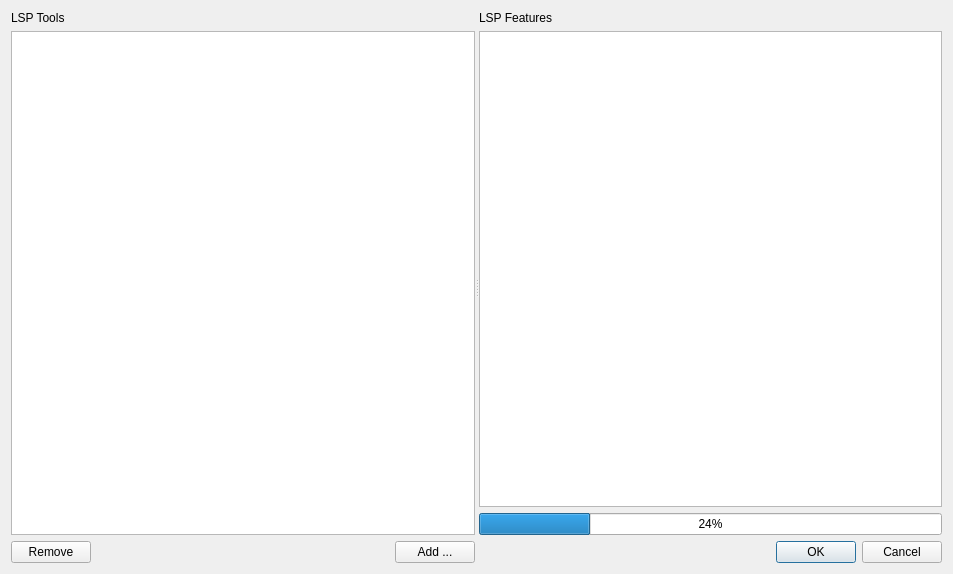
Above: ui/lsp_feature_setup_widget.ui from Toeger/SCE before the change. Below: the same form after it.
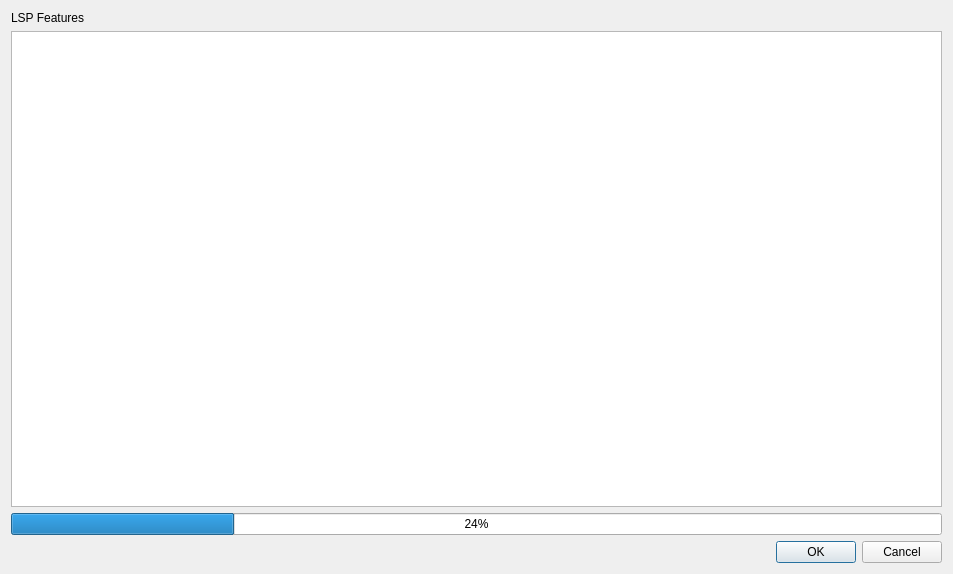
That is the form after the change.

Commit message: Removed tool list from LSP Tool Setup and improved error messages.

```diff
--- a/ui/lsp_feature_setup_widget.ui
+++ b/ui/lsp_feature_setup_widget.ui
@@ -19,51 +19,6 @@
      <property name="orientation">
       <enum>Qt::Horizontal</enum>
      </property>
-     <widget class="QWidget" name="layoutWidget">
-      <layout class="QVBoxLayout" name="verticalLayout">
-       <item>
-        <widget class="QLabel" name="label">
-         <property name="text">
-          <string>LSP Tools</string>
-         </property>
-        </widget>
-       </item>
-       <item>
-        <widget class="QListWidget" name="lsp_tools_listWidget"/>
-       </item>
-       <item>
-        <layout class="QHBoxLayout" name="horizontalLayout">
-         <item>
-          <widget class="QPushButton" name="pushButton_2">
-           <property name="text">
-            <string>Remove</string>
-           </property>
-          </widget>
-         </item>
-         <item>
-          <spacer name="horizontalSpacer">
-           <property name="orientation">
-            <enum>Qt::Horizontal</enum>
-           </property>
-           <property name="sizeHint" stdset="0">
-            <size>
-             <width>40</width>
-             <height>20</height>
-            </size>
-           </property>
-          </spacer>
-         </item>
-         <item>
-          <widget class="QPushButton" name="pushButton">
-           <property name="text">
-            <string>Add ...</string>
-           </property>
-          </widget>
-         </item>
-        </layout>
-       </item>
-      </layout>
-     </widget>
      <widget class="QWidget" name="layoutWidget2">
       <layout class="QVBoxLayout" name="verticalLayout_2">
        <item>
```
The commit also changes 5 other files.
